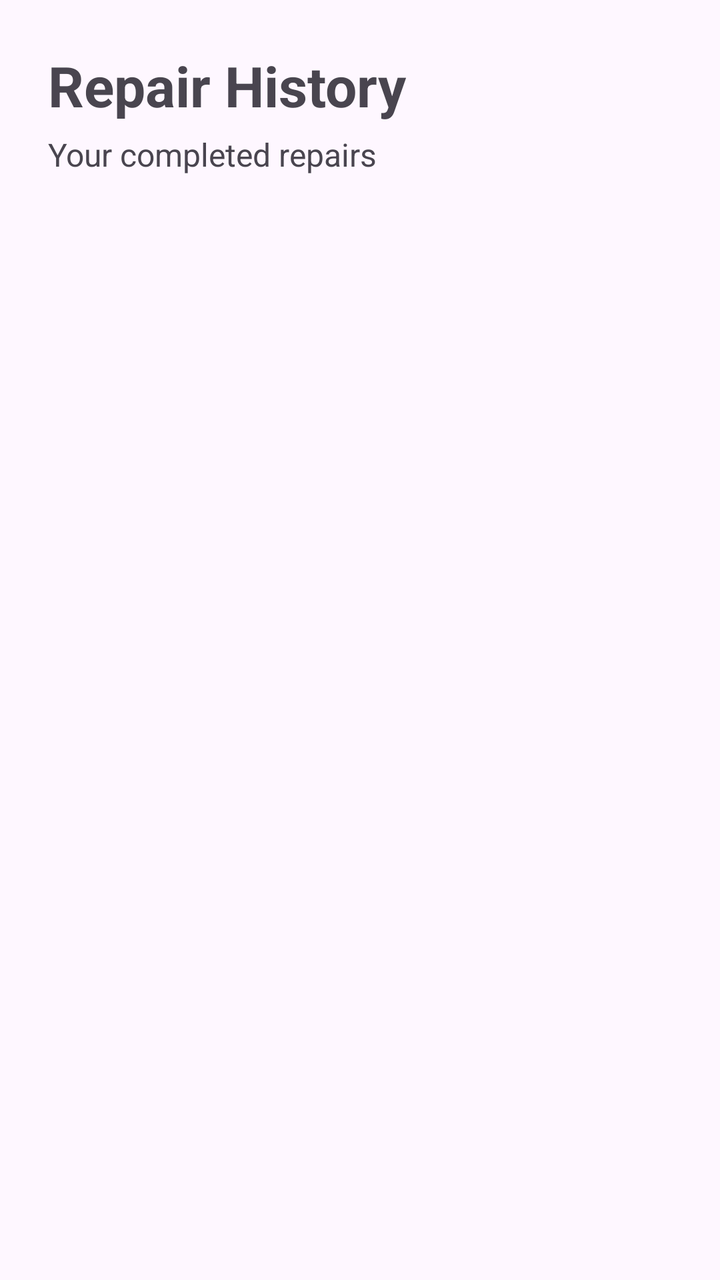
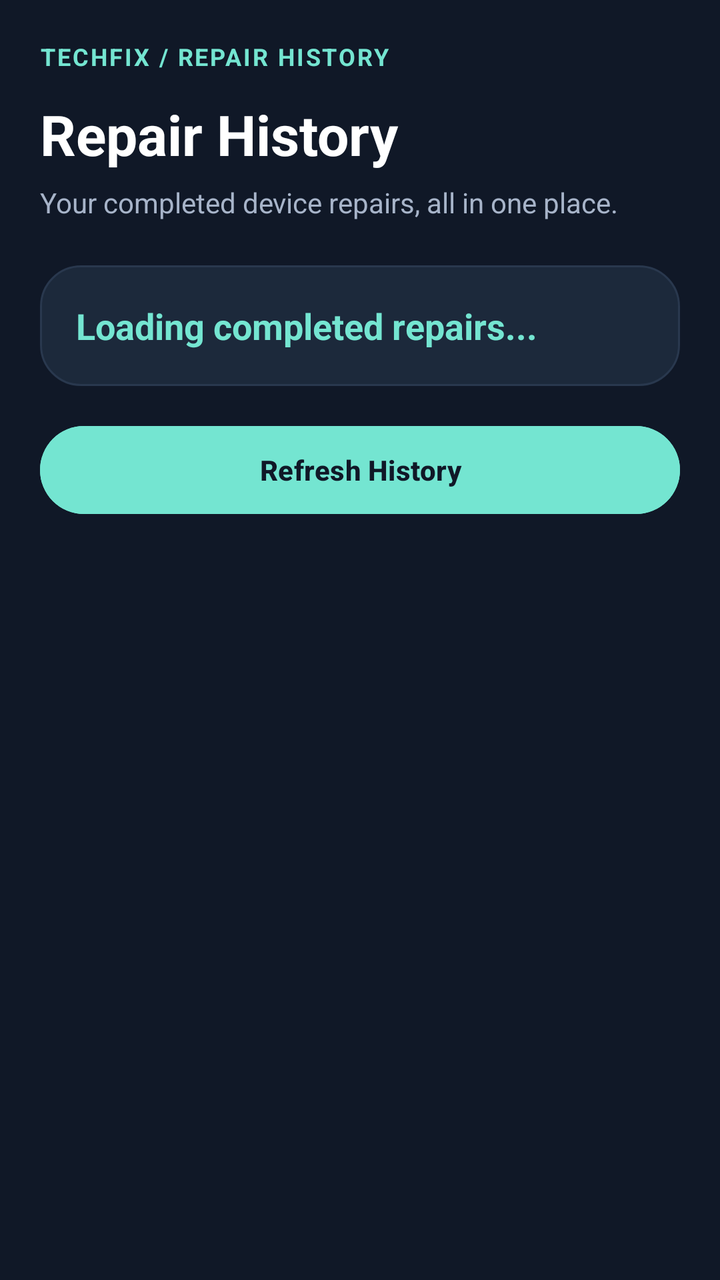

Two renders of the same Android screen: before a commit and after it. Below are the layout's source before the change and the commit's diff.
<!-- AndroidManifest.xml: application theme Theme.Techfix -->
<!-- res/layout/activity_repair_history.xml -->
<?xml version="1.0" encoding="utf-8"?>
<ScrollView
    xmlns:android="http://schemas.android.com/apk/res/android"
    android:layout_width="match_parent"
    android:layout_height="match_parent">

    <LinearLayout
        android:layout_width="match_parent"
        android:layout_height="wrap_content"
        android:orientation="vertical"
        android:padding="24dp">

        <TextView
            android:layout_width="wrap_content"
            android:layout_height="wrap_content"
            android:text="Repair History"
            android:textSize="28sp"
            android:textStyle="bold" />

        <TextView
            android:layout_width="wrap_content"
            android:layout_height="wrap_content"
            android:layout_marginTop="5dp"
            android:text="Your completed repairs"
            android:textSize="16sp" />

        <ProgressBar
            android:id="@+id/historyProgressBar"
            android:layout_width="wrap_content"
            android:layout_height="wrap_content"
            android:layout_gravity="center"
            android:layout_marginTop="30dp" />

        <TextView
            android:id="@+id/txtNoHistory"
            android:layout_width="wrap_content"
            android:layout_height="wrap_content"
            android:layout_gravity="center"
            android:layout_marginTop="25dp"
            android:text="No completed repairs found"
            android:textSize="16sp"
            android:visibility="gone" />

        <LinearLayout
            android:id="@+id/historyContainer"
            android:layout_width="match_parent"
            android:layout_height="wrap_content"
            android:layout_marginTop="20dp"
            android:orientation="vertical" />

    </LinearLayout>

</ScrollView>
<!-- resources referenced by this layout -->
<resources>
  <style name="Theme.Techfix" parent="Base.Theme.Techfix" />
  <style name="Base.Theme.Techfix" parent="Theme.Material3.DayNight.NoActionBar">
          
          
      </style>
</resources>

<!-- the commit's change to res/layout/activity_repair_history.xml (unified diff, before → after) -->
@@ -2,50 +2,104 @@
 <ScrollView
     xmlns:android="http://schemas.android.com/apk/res/android"
     android:layout_width="match_parent"
-    android:layout_height="match_parent">
+    android:layout_height="match_parent"
+    android:background="@color/tech_background"
+    android:fillViewport="true">
 
     <LinearLayout
         android:layout_width="match_parent"
         android:layout_height="wrap_content"
         android:orientation="vertical"
-        android:padding="24dp">
+        android:padding="20dp">
+
+        
 
         <TextView
-            android:layout_width="wrap_content"
+            android:layout_width="match_parent"
             android:layout_height="wrap_content"
+            android:text="TECHFIX / REPAIR HISTORY"
+            android:textColor="@color/tech_teal"
+            android:textSize="12sp"
+            android:textStyle="bold"
+            android:letterSpacing="0.08" />
+
+        <TextView
+            android:layout_width="match_parent"
+            android:layout_height="wrap_content"
+            android:layout_marginTop="12dp"
             android:text="Repair History"
+            android:textColor="@color/tech_text"
             android:textSize="28sp"
             android:textStyle="bold" />
 
         <TextView
-            android:layout_width="wrap_content"
+            android:layout_width="match_parent"
             android:layout_height="wrap_content"
-            android:layout_marginTop="5dp"
-            android:text="Your completed repairs"
-            android:textSize="16sp" />
+            android:layout_marginTop="6dp"
+            android:text="Your completed device repairs, all in one place."
+            android:textColor="@color/tech_text_secondary"
+            android:textSize="14sp" />
+
+        
+
+        <TextView
+            android:id="@+id/txtCompletedCount"
+            android:layout_width="match_parent"
+            android:layout_height="wrap_content"
+            android:layout_marginTop="22dp"
+            android:background="@drawable/bg_tech_card"
+            android:padding="18dp"
+            android:text="Loading completed repairs..."
+            android:textColor="@color/tech_teal"
+            android:textSize="18sp"
+            android:textStyle="bold" />
+
+        
+
+        <Button
+            android:id="@+id/btnRefreshHistory"
+            android:layout_width="match_parent"
+            android:layout_height="52dp"
+            android:layout_marginTop="16dp"
+            android:backgroundTint="@color/tech_teal"
+            android:text="Refresh History"
+            android:textAllCaps="false"
+            android:textColor="@color/tech_background"
+            android:textStyle="bold" />
+
+        
 
         <ProgressBar
             android:id="@+id/historyProgressBar"
             android:layout_width="wrap_content"
             android:layout_height="wrap_content"
-            android:layout_gravity="center"
-            android:layout_marginTop="30dp" />
+            android:layout_gravity="center_horizontal"
+            android:layout_marginTop="24dp"
+            android:indeterminateTint="@color/tech_teal"
+            android:visibility="gone" />
+
+        
 
         <TextView
             android:id="@+id/txtNoHistory"
-            android:layout_width="wrap_content"
+            android:layout_width="match_parent"
             android:layout_height="wrap_content"
-            android:layout_gravity="center"
-            android:layout_marginTop="25dp"
-            android:text="No completed repairs found"
-            android:textSize="16sp"
+            android:layout_marginTop="24dp"
+            android:background="@drawable/bg_tech_card"
+            android:gravity="center"
+            android:padding="24dp"
+            android:text="No completed repairs yet."
+            android:textColor="@color/tech_text_secondary"
+            android:textSize="15sp"
             android:visibility="gone" />
+
+        
 
         <LinearLayout
             android:id="@+id/historyContainer"
             android:layout_width="match_parent"
             android:layout_height="wrap_content"
-            android:layout_marginTop="20dp"
+            android:layout_marginTop="22dp"
             android:orientation="vertical" />
 
     </LinearLayout>
<!-- resource entries referenced after the edit -->
@@ -1,6 +1,26 @@
 <!-- resources referenced by this layout -->
 <resources>
+  <color name="tech_background">#101827</color>
+  <color name="tech_teal">#74E5D1</color>
+  <color name="tech_text">#FFFFFF</color>
+  <color name="tech_text_secondary">#A7B4C9</color>
+  <!-- drawable bg_tech_card (drawable) -->
+  <?xml version="1.0" encoding="utf-8"?>
+  <shape xmlns:android="http://schemas.android.com/apk/res/android"
+      android:shape="rectangle">
+  
+      <solid android:color="@color/tech_surface" />
+  
+      <corners android:radius="20dp" />
+  
+      <stroke
+          android:width="1dp"
+          android:color="@color/tech_surface_light" />
+  
+  </shape>
   <style name="Theme.Techfix" parent="Base.Theme.Techfix" />
+  <color name="tech_surface">#1C293B</color>
+  <color name="tech_surface_light">#29384E</color>
   <style name="Base.Theme.Techfix" parent="Theme.Material3.DayNight.NoActionBar">
           
           
